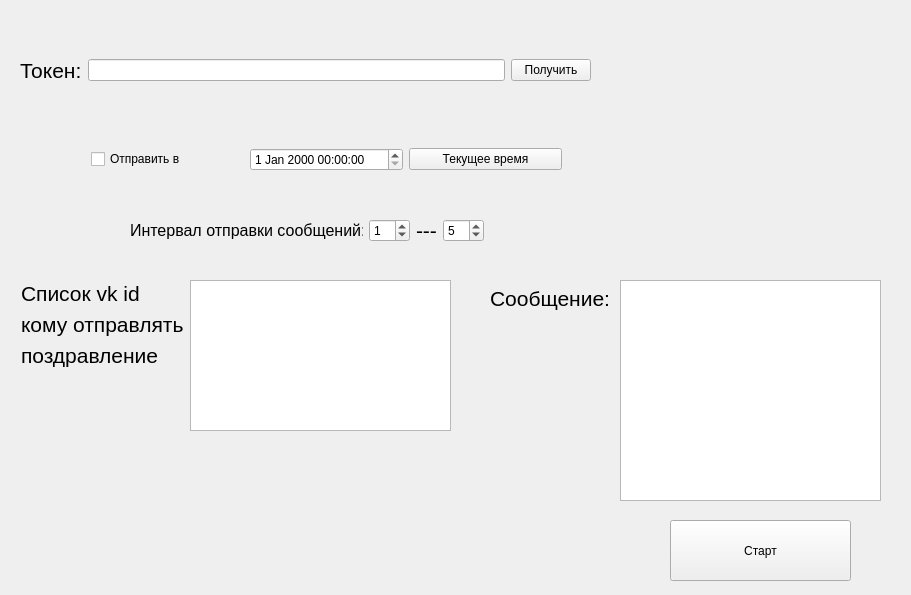
graf4444/auto_message_vk, file auto_mes_vk_form.ui: the form before one commit.
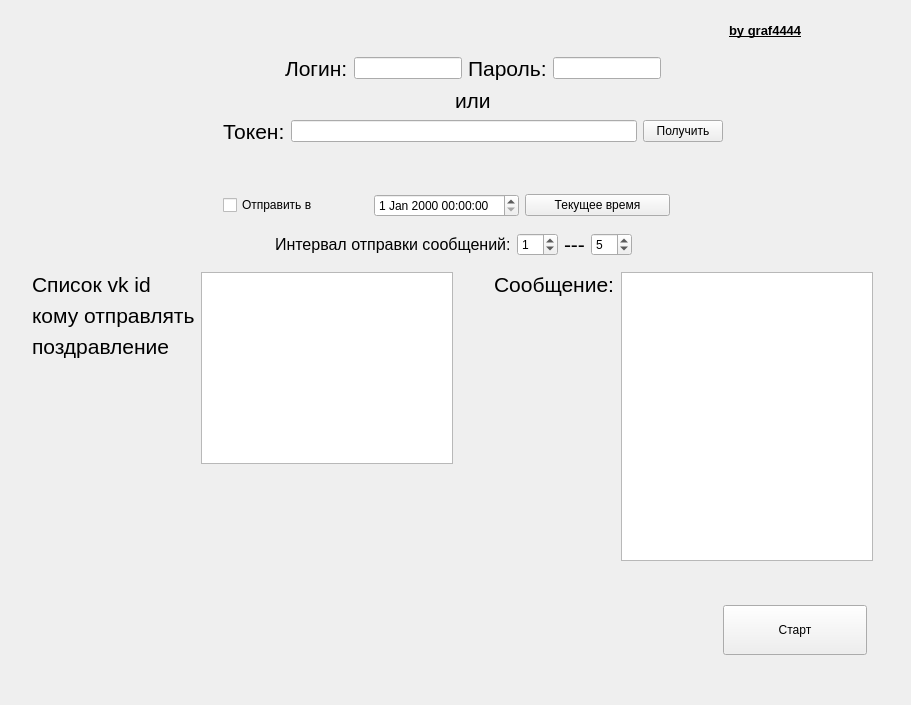
The form after the commit.

Commit message: Добавлена авторизация через логин и пароль, можно вводить несколько сообщений

What changed in the file:
```diff
--- a/auto_mes_vk_form.ui
+++ b/auto_mes_vk_form.ui
@@ -7,147 +7,215 @@
     <x>0</x>
     <y>0</y>
     <width>911</width>
-    <height>595</height>
+    <height>705</height>
    </rect>
   </property>
   <property name="windowTitle">
    <string>Form</string>
   </property>
-  <widget class="QPushButton" name="pushButton">
-   <property name="geometry">
-    <rect>
-     <x>670</x>
-     <y>520</y>
-     <width>181</width>
-     <height>61</height>
-    </rect>
-   </property>
-   <property name="text">
-    <string>Старт</string>
-   </property>
-  </widget>
-  <widget class="QTextEdit" name="textEdit">
-   <property name="geometry">
-    <rect>
-     <x>190</x>
-     <y>280</y>
-     <width>261</width>
-     <height>151</height>
-    </rect>
-   </property>
-  </widget>
-  <widget class="QLabel" name="label_4">
-   <property name="geometry">
-    <rect>
-     <x>490</x>
-     <y>280</y>
-     <width>121</width>
-     <height>37</height>
-    </rect>
-   </property>
-   <property name="font">
-    <font>
-     <pointsize>16</pointsize>
-    </font>
-   </property>
-   <property name="text">
-    <string>Сообщение:</string>
-   </property>
-  </widget>
-  <widget class="QTextEdit" name="textEdit_2">
-   <property name="geometry">
-    <rect>
-     <x>620</x>
-     <y>280</y>
-     <width>261</width>
-     <height>221</height>
-    </rect>
-   </property>
-  </widget>
-  <widget class="QLabel" name="label_5">
-   <property name="geometry">
-    <rect>
-     <x>21</x>
-     <y>281</y>
+  <layout class="QGridLayout" name="gridLayout_9">
+   <item row="0" column="4">
+    <spacer name="verticalSpacer_6">
+     <property name="orientation">
+      <enum>Qt::Vertical</enum>
+     </property>
+     <property name="sizeHint" stdset="0">
+      <size>
+       <width>20</width>
+       <height>32</height>
+      </size>
+     </property>
+    </spacer>
+   </item>
+   <item row="1" column="1">
+    <spacer name="horizontalSpacer_9">
+     <property name="orientation">
+      <enum>Qt::Horizontal</enum>
+     </property>
+     <property name="sizeHint" stdset="0">
+      <size>
      <width>119</width>
-     <height>25</height>
-    </rect>
-   </property>
+       <height>20</height>
+      </size>
+     </property>
+    </spacer>
+   </item>
+   <item row="1" column="2" rowspan="2" colspan="5">
+    <layout class="QGridLayout" name="gridLayout_5">
+     <item row="3" column="1">
+      <spacer name="horizontalSpacer_7">
+       <property name="orientation">
+        <enum>Qt::Horizontal</enum>
+       </property>
+       <property name="sizeHint" stdset="0">
+        <size>
+         <width>40</width>
+         <height>20</height>
+        </size>
+       </property>
+      </spacer>
+     </item>
+     <item row="3" column="3">
+      <spacer name="verticalSpacer_2">
+       <property name="orientation">
+        <enum>Qt::Vertical</enum>
+       </property>
+       <property name="sizeHint" stdset="0">
+        <size>
+         <width>20</width>
+         <height>40</height>
+        </size>
+       </property>
+      </spacer>
+     </item>
+     <item row="2" column="6">
+      <spacer name="horizontalSpacer_6">
+       <property name="orientation">
+        <enum>Qt::Horizontal</enum>
+       </property>
+       <property name="sizeHint" stdset="0">
+        <size>
+         <width>40</width>
+         <height>20</height>
+        </size>
+       </property>
+      </spacer>
+     </item>
+     <item row="3" column="5" colspan="2">
+      <spacer name="horizontalSpacer_8">
+       <property name="orientation">
+        <enum>Qt::Horizontal</enum>
+       </property>
+       <property name="sizeHint" stdset="0">
+        <size>
+         <width>40</width>
+         <height>20</height>
+        </size>
+       </property>
+      </spacer>
+     </item>
+     <item row="2" column="0">
+      <spacer name="horizontalSpacer_5">
+       <property name="orientation">
+        <enum>Qt::Horizontal</enum>
+       </property>
+       <property name="sizeHint" stdset="0">
+        <size>
+         <width>40</width>
+         <height>20</height>
+        </size>
+       </property>
+      </spacer>
+     </item>
+     <item row="0" column="1" colspan="6">
+      <layout class="QGridLayout" name="gridLayout_4">
+       <item row="0" column="0" rowspan="2">
+        <spacer name="horizontalSpacer_3">
+         <property name="orientation">
+          <enum>Qt::Horizontal</enum>
+         </property>
+         <property name="sizeHint" stdset="0">
+          <size>
+           <width>40</width>
+           <height>20</height>
+          </size>
+         </property>
+        </spacer>
+       </item>
+       <item row="0" column="1" colspan="3">
+        <layout class="QGridLayout" name="gridLayout_3">
+         <item row="0" column="0">
+          <layout class="QHBoxLayout" name="horizontalLayout_2">
+           <item>
+            <widget class="QLabel" name="label_10">
    <property name="font">
     <font>
      <pointsize>16</pointsize>
     </font>
    </property>
    <property name="text">
-    <string>Список vk id</string>
-   </property>
-  </widget>
-  <widget class="QLabel" name="label_6">
-   <property name="geometry">
-    <rect>
-     <x>21</x>
-     <y>312</y>
-     <width>162</width>
-     <height>25</height>
-    </rect>
-   </property>
+              <string>Логин:</string>
+             </property>
+            </widget>
+           </item>
+           <item>
+            <widget class="QLineEdit" name="lineEdit"/>
+           </item>
+          </layout>
+         </item>
+         <item row="0" column="1">
+          <layout class="QHBoxLayout" name="horizontalLayout_4">
+           <item>
+            <widget class="QLabel" name="label_11">
    <property name="font">
     <font>
      <pointsize>16</pointsize>
     </font>
    </property>
    <property name="text">
-    <string>кому отправлять</string>
-   </property>
-  </widget>
-  <widget class="QLabel" name="label_7">
-   <property name="geometry">
-    <rect>
-     <x>21</x>
-     <y>343</y>
-     <width>137</width>
-     <height>25</height>
-    </rect>
-   </property>
+              <string>Пароль:</string>
+             </property>
+            </widget>
+           </item>
+           <item>
+            <widget class="QLineEdit" name="lineEdit_2"/>
+           </item>
+          </layout>
+         </item>
+        </layout>
+       </item>
+       <item row="0" column="4">
+        <spacer name="horizontalSpacer_4">
+         <property name="orientation">
+          <enum>Qt::Horizontal</enum>
+         </property>
+         <property name="sizeHint" stdset="0">
+          <size>
+           <width>40</width>
+           <height>20</height>
+          </size>
+         </property>
+        </spacer>
+       </item>
+       <item row="1" column="2" rowspan="2">
+        <widget class="QLabel" name="label_12">
    <property name="font">
     <font>
      <pointsize>16</pointsize>
     </font>
    </property>
    <property name="text">
-    <string>поздравление</string>
-   </property>
-  </widget>
-  <widget class="QLabel" name="label">
-   <property name="geometry">
-    <rect>
-     <x>90</x>
-     <y>440</y>
-     <width>441</width>
-     <height>91</height>
-    </rect>
-   </property>
-   <property name="font">
-    <font>
-     <pointsize>10</pointsize>
-     <weight>75</weight>
-     <bold>true</bold>
-     <underline>true</underline>
-    </font>
-   </property>
-   <property name="text">
-    <string/>
-   </property>
-  </widget>
-  <widget class="QWidget" name="">
-   <property name="geometry">
-    <rect>
-     <x>20</x>
-     <y>50</y>
-     <width>571</width>
-     <height>41</height>
-    </rect>
-   </property>
+          <string>или</string>
+         </property>
+        </widget>
+       </item>
+       <item row="2" column="1">
+        <spacer name="horizontalSpacer">
+         <property name="orientation">
+          <enum>Qt::Horizontal</enum>
+         </property>
+         <property name="sizeHint" stdset="0">
+          <size>
+           <width>40</width>
+           <height>20</height>
+          </size>
+         </property>
+        </spacer>
+       </item>
+       <item row="2" column="3">
+        <spacer name="horizontalSpacer_2">
+         <property name="orientation">
+          <enum>Qt::Horizontal</enum>
+         </property>
+         <property name="sizeHint" stdset="0">
+          <size>
+           <width>40</width>
+           <height>20</height>
+          </size>
+         </property>
+        </spacer>
+       </item>
+       <item row="3" column="0" colspan="5">
    <layout class="QHBoxLayout" name="horizontalLayout">
     <item>
      <layout class="QHBoxLayout" name="horizontalLayout_3">
@@ -176,16 +244,10 @@
      </widget>
     </item>
    </layout>
-  </widget>
-  <widget class="QWidget" name="">
-   <property name="geometry">
-    <rect>
-     <x>91</x>
-     <y>139</y>
-     <width>471</width>
-     <height>41</height>
-    </rect>
-   </property>
+       </item>
+      </layout>
+     </item>
+     <item row="2" column="1" colspan="5">
    <layout class="QGridLayout" name="gridLayout">
     <item row="0" column="0">
      <widget class="QCheckBox" name="checkBox">
@@ -216,16 +278,8 @@
      </widget>
     </item>
    </layout>
-  </widget>
-  <widget class="QWidget" name="">
-   <property name="geometry">
-    <rect>
-     <x>130</x>
-     <y>210</y>
-     <width>354</width>
-     <height>41</height>
-    </rect>
-   </property>
+     </item>
+     <item row="3" column="2">
    <layout class="QGridLayout" name="gridLayout_2">
     <item row="0" column="0">
      <widget class="QLabel" name="label_8">
@@ -268,7 +322,285 @@
      </widget>
     </item>
    </layout>
-  </widget>
+     </item>
+     <item row="1" column="3" colspan="2">
+      <spacer name="verticalSpacer">
+       <property name="orientation">
+        <enum>Qt::Vertical</enum>
+       </property>
+       <property name="sizeHint" stdset="0">
+        <size>
+         <width>20</width>
+         <height>40</height>
+        </size>
+       </property>
+      </spacer>
+     </item>
+    </layout>
+   </item>
+   <item row="1" column="7">
+    <spacer name="horizontalSpacer_10">
+     <property name="orientation">
+      <enum>Qt::Horizontal</enum>
+     </property>
+     <property name="sizeHint" stdset="0">
+      <size>
+       <width>119</width>
+       <height>20</height>
+      </size>
+     </property>
+    </spacer>
+   </item>
+   <item row="2" column="3">
+    <spacer name="verticalSpacer_5">
+     <property name="orientation">
+      <enum>Qt::Vertical</enum>
+     </property>
+     <property name="sizeHint" stdset="0">
+      <size>
+       <width>20</width>
+       <height>184</height>
+      </size>
+     </property>
+    </spacer>
+   </item>
+   <item row="3" column="0">
+    <spacer name="horizontalSpacer_13">
+     <property name="orientation">
+      <enum>Qt::Horizontal</enum>
+     </property>
+     <property name="sizeHint" stdset="0">
+      <size>
+       <width>26</width>
+       <height>20</height>
+      </size>
+     </property>
+    </spacer>
+   </item>
+   <item row="3" column="1" colspan="8">
+    <layout class="QGridLayout" name="gridLayout_8">
+     <item row="0" column="0">
+      <layout class="QGridLayout" name="gridLayout_6">
+       <item row="0" column="0">
+        <layout class="QVBoxLayout" name="verticalLayout">
+         <item>
+          <widget class="QLabel" name="label_5">
+           <property name="font">
+            <font>
+             <pointsize>16</pointsize>
+            </font>
+           </property>
+           <property name="text">
+            <string>Список vk id</string>
+           </property>
+          </widget>
+         </item>
+         <item>
+          <widget class="QLabel" name="label_6">
+           <property name="font">
+            <font>
+             <pointsize>16</pointsize>
+            </font>
+           </property>
+           <property name="text">
+            <string>кому отправлять</string>
+           </property>
+          </widget>
+         </item>
+         <item>
+          <widget class="QLabel" name="label_7">
+           <property name="font">
+            <font>
+             <pointsize>16</pointsize>
+            </font>
+           </property>
+           <property name="text">
+            <string>поздравление</string>
+           </property>
+          </widget>
+         </item>
+        </layout>
+       </item>
+       <item row="0" column="1" rowspan="2">
+        <widget class="QTextEdit" name="textEdit"/>
+       </item>
+       <item row="1" column="0">
+        <spacer name="verticalSpacer_3">
+         <property name="orientation">
+          <enum>Qt::Vertical</enum>
+         </property>
+         <property name="sizeHint" stdset="0">
+          <size>
+           <width>20</width>
+           <height>40</height>
+          </size>
+         </property>
+        </spacer>
+       </item>
+       <item row="2" column="0" colspan="2">
+        <widget class="QLabel" name="label">
+         <property name="minimumSize">
+          <size>
+           <width>0</width>
+           <height>91</height>
+          </size>
+         </property>
+         <property name="font">
+          <font>
+           <pointsize>10</pointsize>
+           <weight>75</weight>
+           <bold>true</bold>
+           <underline>true</underline>
+          </font>
+         </property>
+         <property name="text">
+          <string/>
+         </property>
+        </widget>
+       </item>
+      </layout>
+     </item>
+     <item row="0" column="1">
+      <spacer name="horizontalSpacer_11">
+       <property name="orientation">
+        <enum>Qt::Horizontal</enum>
+       </property>
+       <property name="sizeHint" stdset="0">
+        <size>
+         <width>40</width>
+         <height>20</height>
+        </size>
+       </property>
+      </spacer>
+     </item>
+     <item row="0" column="2">
+      <layout class="QGridLayout" name="gridLayout_7">
+       <item row="0" column="0">
+        <widget class="QLabel" name="label_4">
+         <property name="font">
+          <font>
+           <pointsize>16</pointsize>
+          </font>
+         </property>
+         <property name="text">
+          <string>Сообщение:</string>
+         </property>
+        </widget>
+       </item>
+       <item row="0" column="1" rowspan="2">
+        <widget class="QTextEdit" name="textEdit_2"/>
+       </item>
+       <item row="1" column="0">
+        <spacer name="verticalSpacer_4">
+         <property name="orientation">
+          <enum>Qt::Vertical</enum>
+         </property>
+         <property name="sizeHint" stdset="0">
+          <size>
+           <width>20</width>
+           <height>40</height>
+          </size>
+         </property>
+        </spacer>
+       </item>
+      </layout>
+     </item>
+    </layout>
+   </item>
+   <item row="3" column="9">
+    <spacer name="horizontalSpacer_12">
+     <property name="orientation">
+      <enum>Qt::Horizontal</enum>
+     </property>
+     <property name="sizeHint" stdset="0">
+      <size>
+       <width>26</width>
+       <height>20</height>
+      </size>
+     </property>
+    </spacer>
+   </item>
+   <item row="4" column="7">
+    <spacer name="verticalSpacer_7">
+     <property name="orientation">
+      <enum>Qt::Vertical</enum>
+     </property>
+     <property name="sizeHint" stdset="0">
+      <size>
+       <width>20</width>
+       <height>33</height>
+      </size>
+     </property>
+    </spacer>
+   </item>
+   <item row="5" column="5">
+    <spacer name="horizontalSpacer_14">
+     <property name="orientation">
+      <enum>Qt::Horizontal</enum>
+     </property>
+     <property name="sizeHint" stdset="0">
+      <size>
+       <width>488</width>
+       <height>20</height>
+      </size>
+     </property>
+    </spacer>
+   </item>
+   <item row="5" column="8" colspan="2">
+    <spacer name="horizontalSpacer_15">
+     <property name="orientation">
+      <enum>Qt::Horizontal</enum>
+     </property>
+     <property name="sizeHint" stdset="0">
+      <size>
+       <width>32</width>
+       <height>20</height>
+      </size>
+     </property>
+    </spacer>
+   </item>
+   <item row="6" column="7">
+    <spacer name="verticalSpacer_8">
+     <property name="orientation">
+      <enum>Qt::Vertical</enum>
+     </property>
+     <property name="sizeHint" stdset="0">
+      <size>
+       <width>20</width>
+       <height>32</height>
+      </size>
+     </property>
+    </spacer>
+   </item>
+   <item row="5" column="6" colspan="2">
+    <widget class="QPushButton" name="pushButton">
+     <property name="minimumSize">
+      <size>
+       <width>100</width>
+       <height>50</height>
+      </size>
+     </property>
+     <property name="text">
+      <string>Старт</string>
+     </property>
+    </widget>
+   </item>
+   <item row="0" column="7">
+    <widget class="QLabel" name="label_2">
+     <property name="font">
+      <font>
+       <pointsize>10</pointsize>
+       <weight>75</weight>
+       <bold>true</bold>
+       <underline>true</underline>
+      </font>
+     </property>
+     <property name="text">
+      <string>by graf4444</string>
+     </property>
+    </widget>
+   </item>
+  </layout>
  </widget>
  <resources/>
  <connections/>
```
Lines whose indentation alone changed are shown as unchanged. The commit also changes 1 other file.
